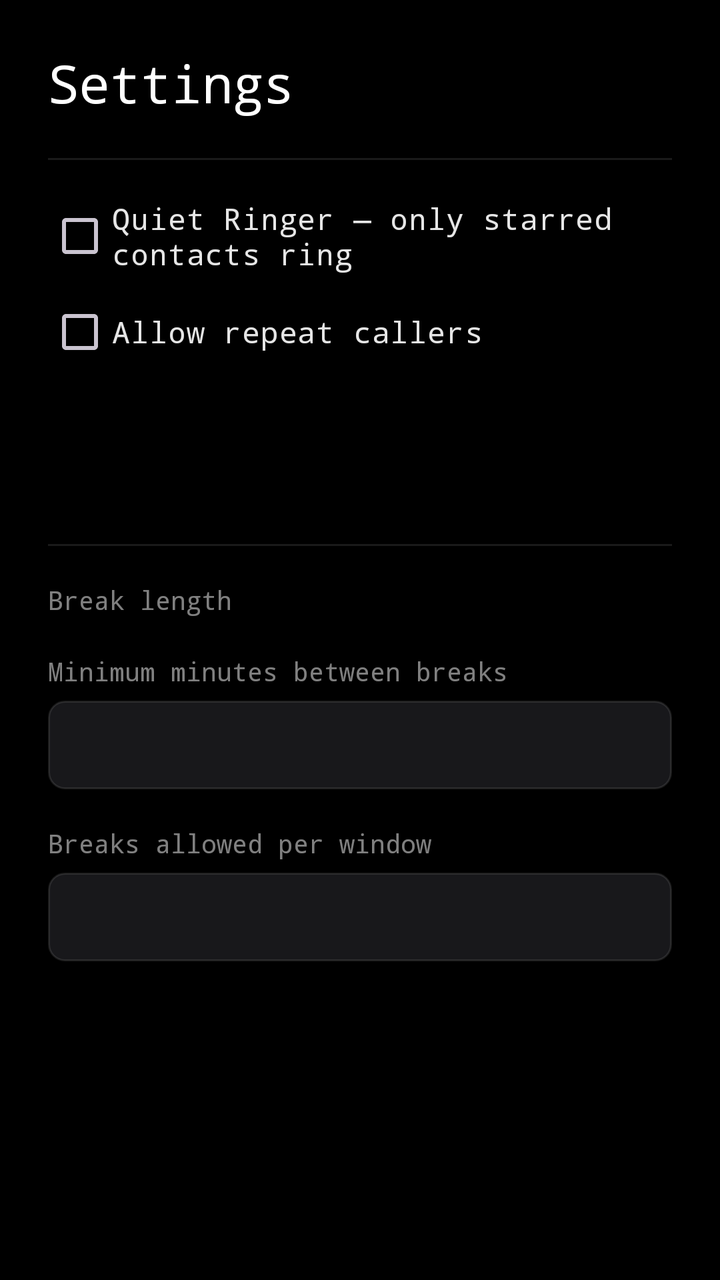
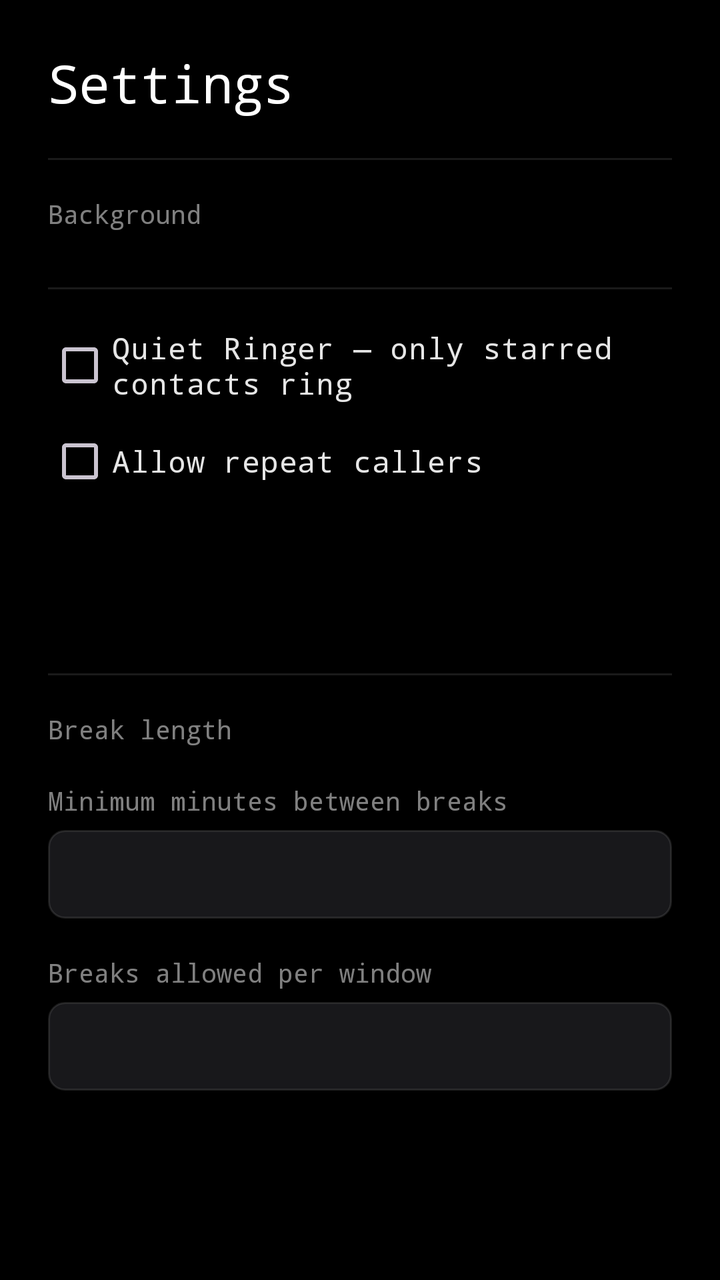

Screens rendered from an Android XML layout before and after an edit, with the pre-edit source and the edit as a unified diff.
<!-- AndroidManifest.xml: application theme Theme.NopeMode -->
<!-- res/layout/activity_settings.xml -->
<?xml version="1.0" encoding="utf-8"?>
<ScrollView
    xmlns:android="http://schemas.android.com/apk/res/android"
    android:layout_width="match_parent"
    android:layout_height="match_parent"
    android:background="@color/pxx_ink"
    android:padding="24dp">

    <LinearLayout
        android:layout_width="match_parent"
        android:layout_height="wrap_content"
        android:orientation="vertical">

        <TextView
            style="@style/Text.Display"
            android:layout_width="wrap_content"
            android:layout_height="wrap_content"
            android:text="@string/settings_title"
            android:textSize="26sp" />

        
        <TextView
            android:id="@+id/lockedText"
            style="@style/Text.Warn"
            android:layout_width="match_parent"
            android:layout_height="wrap_content"
            android:layout_marginTop="14dp"
            android:text="@string/settings_locked"
            android:visibility="gone" />

        <View style="@style/Divider" android:layout_marginTop="20dp" />

        <CheckBox
            android:id="@+id/quietRingerCheck"
            android:layout_width="match_parent"
            android:layout_height="wrap_content"
            android:layout_marginTop="14dp"
            android:fontFamily="@string/font_body"
            android:text="@string/setting_quiet_ringer"
            android:textColor="@color/pxx_white_90"
            android:textSize="15sp" />

        <CheckBox
            android:id="@+id/repeatCallersCheck"
            android:layout_width="match_parent"
            android:layout_height="wrap_content"
            android:fontFamily="@string/font_body"
            android:text="@string/setting_repeat_callers"
            android:textColor="@color/pxx_white_90"
            android:textSize="15sp" />

        <TextView
            android:id="@+id/dndWarning"
            style="@style/Text.Warn"
            android:layout_width="match_parent"
            android:layout_height="wrap_content"
            android:layout_marginTop="8dp"
            android:visibility="gone" />

        <Button
            android:id="@+id/grantDndButton"
            style="@style/Button.Signal"
            android:layout_width="wrap_content"
            android:layout_height="wrap_content"
            android:layout_marginTop="10dp"
            android:text="@string/grant_dnd" />

        <View style="@style/Divider" android:layout_marginTop="24dp" />

        <TextView
            style="@style/Text.Muted"
            android:layout_width="match_parent"
            android:layout_height="wrap_content"
            android:layout_marginTop="18dp"
            android:text="@string/setting_break_duration" />

        <RadioGroup
            android:id="@+id/breakLengthGroup"
            android:layout_width="match_parent"
            android:layout_height="wrap_content"
            android:orientation="horizontal" />

        <TextView
            style="@style/Text.Muted"
            android:layout_width="match_parent"
            android:layout_height="wrap_content"
            android:layout_marginTop="18dp"
            android:text="@string/setting_min_interval" />

        <EditText
            android:id="@+id/minIntervalInput"
            android:layout_width="match_parent"
            android:layout_height="wrap_content"
            android:layout_marginTop="6dp"
            android:background="@drawable/bg_input"
            android:fontFamily="@string/font_body"
            android:importantForAutofill="no"
            android:inputType="number"
            android:maxLines="1"
            android:padding="12dp"
            android:textColor="@color/pxx_white_90"
            android:textSize="15sp" />

        <TextView
            style="@style/Text.Muted"
            android:layout_width="match_parent"
            android:layout_height="wrap_content"
            android:layout_marginTop="18dp"
            android:text="@string/setting_budget" />

        <EditText
            android:id="@+id/budgetInput"
            android:layout_width="match_parent"
            android:layout_height="wrap_content"
            android:layout_marginTop="6dp"
            android:background="@drawable/bg_input"
            android:fontFamily="@string/font_body"
            android:importantForAutofill="no"
            android:inputType="number"
            android:maxLines="1"
            android:padding="12dp"
            android:textColor="@color/pxx_white_90"
            android:textSize="15sp" />

    </LinearLayout>

</ScrollView>
<!-- resources referenced by this layout -->
<resources>
  <color name="pxx_ink">#000000</color>
  <color name="pxx_white_90">#E6FFFFFF</color>
  <!-- drawable bg_input (drawable) -->
  <?xml version="1.0" encoding="utf-8"?>
  <shape xmlns:android="http://schemas.android.com/apk/res/android"
      android:shape="rectangle">
      <solid android:color="@color/pxx_slate" />
      <stroke
          android:width="1dp"
          android:color="@color/pxx_white_10" />
      <corners android:radius="8dp" />
  </shape>
  <string name="font_body" translatable="false">monospace</string>
  <string name="grant_dnd">Grant Do Not Disturb access</string>
  <string name="setting_break_duration">Break length</string>
  <string name="setting_budget">Breaks allowed per window</string>
  <string name="setting_min_interval">Minimum minutes between breaks</string>
  <string name="setting_quiet_ringer">Quiet Ringer — only starred contacts ring</string>
  <string name="setting_repeat_callers">Allow repeat callers</string>
  <string name="settings_locked">Nope-Mode is active. Turn it off to change friction settings.</string>
  <string name="settings_title">Settings</string>
  <style name="Button.Signal" parent="Widget.Material3.Button">
          <item name="android:fontFamily">@string/font_body</item>
          <item name="android:textColor">@color/pxx_ink</item>
          <item name="android:textSize">15sp</item>
          <item name="android:textAllCaps">false</item>
          <item name="backgroundTint">@color/pxx_signal</item>
          <item name="cornerRadius">8dp</item>
      </style>
  <style name="Divider">
          <item name="android:layout_width">match_parent</item>
          <item name="android:layout_height">1dp</item>
          <item name="android:background">@color/pxx_white_10</item>
      </style>
  <style name="Text.Display">
          <item name="android:fontFamily">@string/font_display</item>
          <item name="android:textColor">@color/pxx_paper</item>
          <item name="android:textSize">32sp</item>
          <item name="android:letterSpacing">-0.01</item>
      </style>
  <style name="Text.Muted" parent="Text.Body">
          <item name="android:textColor">@color/pxx_white_50</item>
          <item name="android:textSize">13sp</item>
      </style>
  <style name="Text.Warn" parent="Text.Body">
          <item name="android:textColor">@color/pxx_warn</item>
          <item name="android:textSize">13sp</item>
      </style>
  <color name="pxx_slate">#18181B</color>
  <color name="pxx_white_10">#1AFFFFFF</color>
  <color name="pxx_signal">#9BE223</color>
  <string name="font_display" translatable="false">monospace</string>
  <color name="pxx_paper">#FFFFFF</color>
  <style name="Text.Body">
          <item name="android:fontFamily">@string/font_body</item>
          <item name="android:textColor">@color/pxx_white_90</item>
          <item name="android:textSize">15sp</item>
          <item name="android:lineSpacingMultiplier">1.35</item>
      </style>
  <color name="pxx_white_50">#80FFFFFF</color>
  <color name="pxx_warn">#FDBA74</color>
  <!-- unchanged entries left out for length: 1 -->
</resources>

<!-- the commit's change to res/layout/activity_settings.xml (unified diff, before → after) -->
@@ -3,7 +3,6 @@
     xmlns:android="http://schemas.android.com/apk/res/android"
     android:layout_width="match_parent"
     android:layout_height="match_parent"
-    android:background="@color/pxx_ink"
     android:padding="24dp">
 
     <LinearLayout
@@ -27,6 +26,23 @@
             android:layout_marginTop="14dp"
             android:text="@string/settings_locked"
             android:visibility="gone" />
+
+        <View style="@style/Divider" android:layout_marginTop="20dp" />
+
+        <TextView
+            style="@style/Text.Muted"
+            android:layout_width="match_parent"
+            android:layout_height="wrap_content"
+            android:layout_marginTop="18dp"
+            android:text="@string/setting_background" />
+
+        
+        <LinearLayout
+            android:id="@+id/themeStrip"
+            android:layout_width="match_parent"
+            android:layout_height="wrap_content"
+            android:layout_marginTop="8dp"
+            android:orientation="horizontal" />
 
         <View style="@style/Divider" android:layout_marginTop="20dp" />
 
<!-- resource entries referenced after the edit -->
@@ -14,6 +14,7 @@
   </shape>
   <string name="font_body" translatable="false">monospace</string>
   <string name="grant_dnd">Grant Do Not Disturb access</string>
+  <string name="setting_background">Background</string>
   <string name="setting_break_duration">Break length</string>
   <string name="setting_budget">Breaks allowed per window</string>
   <string name="setting_min_interval">Minimum minutes between breaks</string>
